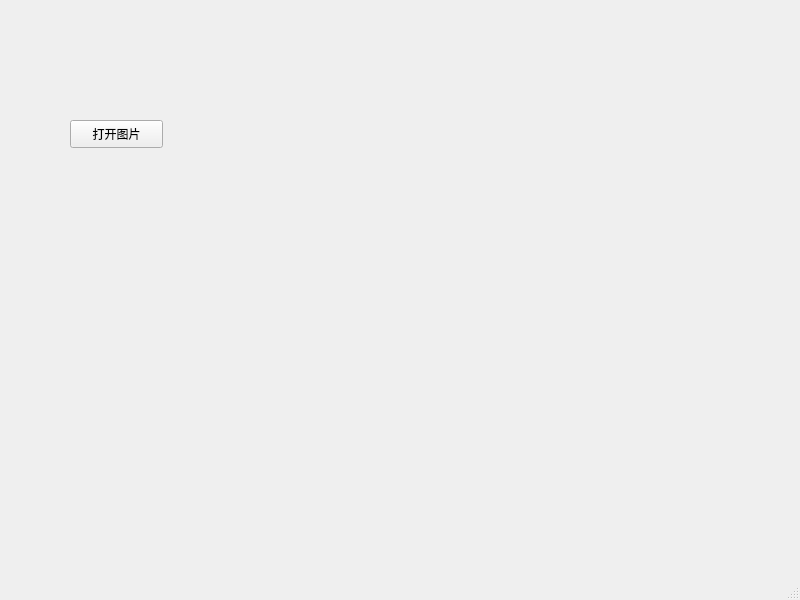
First picture: the form in CV2019/mainwindow.ui, repository SJTU-CV2019/CV2019, before the edit.
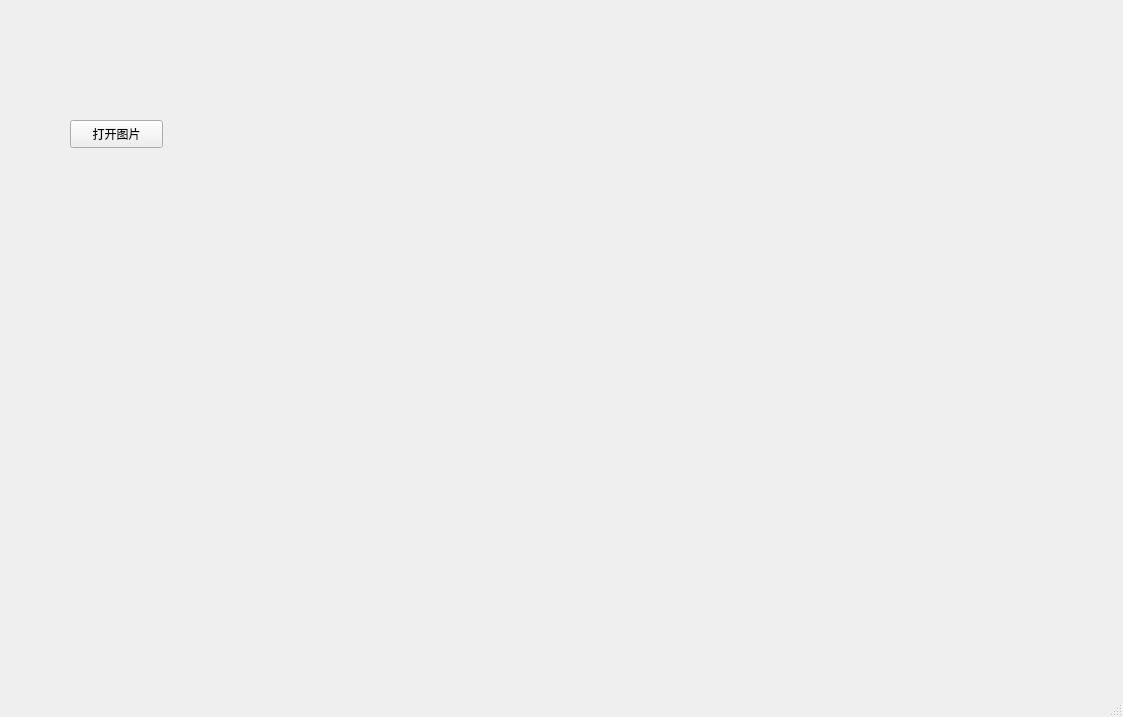
Second picture: the form after the edit.

What changed in the file:
```diff
--- a/CV2019/mainwindow.ui
+++ b/CV2019/mainwindow.ui
@@ -6,8 +6,8 @@
    <rect>
     <x>0</x>
     <y>0</y>
-    <width>800</width>
-    <height>600</height>
+    <width>1123</width>
+    <height>717</height>
    </rect>
   </property>
   <property name="windowTitle">
@@ -30,10 +30,49 @@
    <widget class="QLabel" name="oldpic">
     <property name="geometry">
      <rect>
-      <x>220</x>
-      <y>120</y>
-      <width>501</width>
-      <height>361</height>
+      <x>170</x>
+      <y>40</y>
+      <width>311</width>
+      <height>231</height>
+     </rect>
+    </property>
+    <property name="text">
+     <string/>
+    </property>
+   </widget>
+   <widget class="QLabel" name="label">
+    <property name="geometry">
+     <rect>
+      <x>530</x>
+      <y>40</y>
+      <width>331</width>
+      <height>261</height>
+     </rect>
+    </property>
+    <property name="text">
+     <string/>
+    </property>
+   </widget>
+   <widget class="QLabel" name="label2">
+    <property name="geometry">
+     <rect>
+      <x>170</x>
+      <y>320</y>
+      <width>321</width>
+      <height>241</height>
+     </rect>
+    </property>
+    <property name="text">
+     <string/>
+    </property>
+   </widget>
+   <widget class="QLabel" name="label_2">
+    <property name="geometry">
+     <rect>
+      <x>600</x>
+      <y>310</y>
+      <width>371</width>
+      <height>251</height>
      </rect>
     </property>
     <property name="text">
```
Left out of the diff: 2 changed lines with no effect on the pictures.
